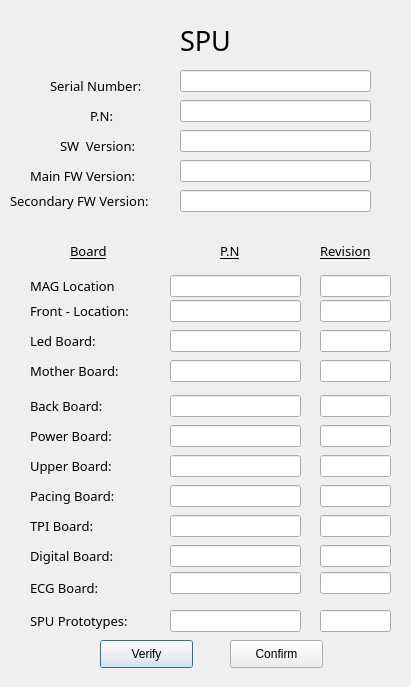
Above: Code/Forms/spu_dialog.ui from EranYonai/Auto-Baseline before the change. Below: the same form after it.
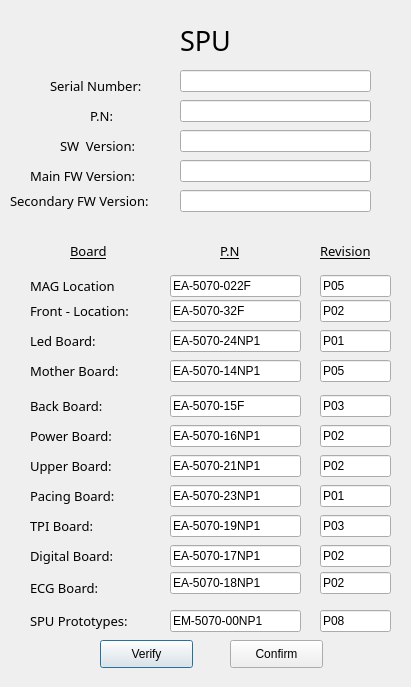
That is the form after the change.

Patch:
```diff
--- a/Code/Forms/spu_dialog.ui
+++ b/Code/Forms/spu_dialog.ui
@@ -265,6 +265,9 @@
      <height>22</height>
     </rect>
    </property>
+   <property name="text">
+    <string>EA-5070-32F</string>
+   </property>
   </widget>
   <widget class="QLineEdit" name="frontloc_text_rev">
    <property name="geometry">
@@ -275,6 +278,9 @@
      <height>22</height>
     </rect>
    </property>
+   <property name="text">
+    <string>P02</string>
+   </property>
   </widget>
   <widget class="QLabel" name="label_10">
    <property name="geometry">
@@ -304,6 +310,9 @@
      <height>22</height>
     </rect>
    </property>
+   <property name="text">
+    <string>EA-5070-24NP1</string>
+   </property>
   </widget>
   <widget class="QLineEdit" name="ledbo_text_rev">
    <property name="geometry">
@@ -314,6 +323,9 @@
      <height>22</height>
     </rect>
    </property>
+   <property name="text">
+    <string>P01</string>
+   </property>
   </widget>
   <widget class="QLabel" name="label_11">
    <property name="geometry">
@@ -343,6 +355,9 @@
      <height>22</height>
     </rect>
    </property>
+   <property name="text">
+    <string>EA-5070-14NP1</string>
+   </property>
   </widget>
   <widget class="QLineEdit" name="motherbo_text_rev">
    <property name="geometry">
@@ -353,6 +368,9 @@
      <height>22</height>
     </rect>
    </property>
+   <property name="text">
+    <string>P05</string>
+   </property>
   </widget>
   <widget class="QLabel" name="label_12">
    <property name="geometry">
@@ -382,6 +400,9 @@
      <height>22</height>
     </rect>
    </property>
+   <property name="text">
+    <string>P02</string>
+   </property>
   </widget>
   <widget class="QLineEdit" name="powerb_text">
    <property name="geometry">
@@ -392,6 +413,9 @@
      <height>22</height>
     </rect>
    </property>
+   <property name="text">
+    <string>EA-5070-16NP1</string>
+   </property>
   </widget>
   <widget class="QLineEdit" name="backbo_text">
    <property name="geometry">
@@ -402,6 +426,9 @@
      <height>22</height>
     </rect>
    </property>
+   <property name="text">
+    <string>EA-5070-15F</string>
+   </property>
   </widget>
   <widget class="QLineEdit" name="upbo_text">
    <property name="geometry">
@@ -412,6 +439,9 @@
      <height>22</height>
     </rect>
    </property>
+   <property name="text">
+    <string>EA-5070-21NP1</string>
+   </property>
   </widget>
   <widget class="QLineEdit" name="upbo_text_rev">
    <property name="geometry">
@@ -422,6 +452,9 @@
      <height>22</height>
     </rect>
    </property>
+   <property name="text">
+    <string>P02</string>
+   </property>
   </widget>
   <widget class="QLabel" name="label_13">
    <property name="geometry">
@@ -451,6 +484,9 @@
      <height>22</height>
     </rect>
    </property>
+   <property name="text">
+    <string>P03</string>
+   </property>
   </widget>
   <widget class="QLabel" name="label_14">
    <property name="geometry">
@@ -499,6 +535,9 @@
      <height>22</height>
     </rect>
    </property>
+   <property name="text">
+    <string>P03</string>
+   </property>
   </widget>
   <widget class="QLineEdit" name="tpibo_text">
    <property name="geometry">
@@ -509,6 +548,9 @@
      <height>22</height>
     </rect>
    </property>
+   <property name="text">
+    <string>EA-5070-19NP1</string>
+   </property>
   </widget>
   <widget class="QLineEdit" name="pacingbo_text">
    <property name="geometry">
@@ -519,6 +561,9 @@
      <height>22</height>
     </rect>
    </property>
+   <property name="text">
+    <string>EA-5070-23NP1</string>
+   </property>
   </widget>
   <widget class="QLineEdit" name="digibo_text">
    <property name="geometry">
@@ -529,6 +574,9 @@
      <height>22</height>
     </rect>
    </property>
+   <property name="text">
+    <string>EA-5070-17NP1</string>
+   </property>
   </widget>
   <widget class="QLineEdit" name="digibo_text_rev">
    <property name="geometry">
@@ -539,6 +587,9 @@
      <height>22</height>
     </rect>
    </property>
+   <property name="text">
+    <string>P02</string>
+   </property>
   </widget>
   <widget class="QLabel" name="label_16">
    <property name="geometry">
@@ -568,6 +619,9 @@
      <height>22</height>
     </rect>
    </property>
+   <property name="text">
+    <string>P01</string>
+   </property>
   </widget>
   <widget class="QLabel" name="label_17">
    <property name="geometry">
@@ -616,6 +670,9 @@
      <height>22</height>
     </rect>
    </property>
+   <property name="text">
+    <string>P02</string>
+   </property>
   </widget>
   <widget class="QLineEdit" name="ecgbo_text">
    <property name="geometry">
@@ -626,6 +683,9 @@
      <height>22</height>
     </rect>
    </property>
+   <property name="text">
+    <string>EA-5070-18NP1</string>
+   </property>
   </widget>
   <widget class="QLabel" name="label1123">
    <property name="geometry">
@@ -655,6 +715,9 @@
      <height>22</height>
     </rect>
    </property>
+   <property name="text">
+    <string>P08</string>
+   </property>
   </widget>
   <widget class="QLineEdit" name="spuprobo_text">
    <property name="geometry">
@@ -665,6 +728,9 @@
      <height>22</height>
     </rect>
    </property>
+   <property name="text">
+    <string>EM-5070-00NP1</string>
+   </property>
   </widget>
   <widget class="QPushButton" name="check_button">
    <property name="geometry">
@@ -702,7 +768,7 @@
     </rect>
    </property>
    <property name="text">
-    <string/>
+    <string>P05</string>
    </property>
   </widget>
   <widget class="QLineEdit" name="macloc_text">
@@ -715,7 +781,7 @@
     </rect>
    </property>
    <property name="text">
-    <string/>
+    <string>EA-5070-022F</string>
    </property>
   </widget>
   <widget class="QLabel" name="label_19">
```
